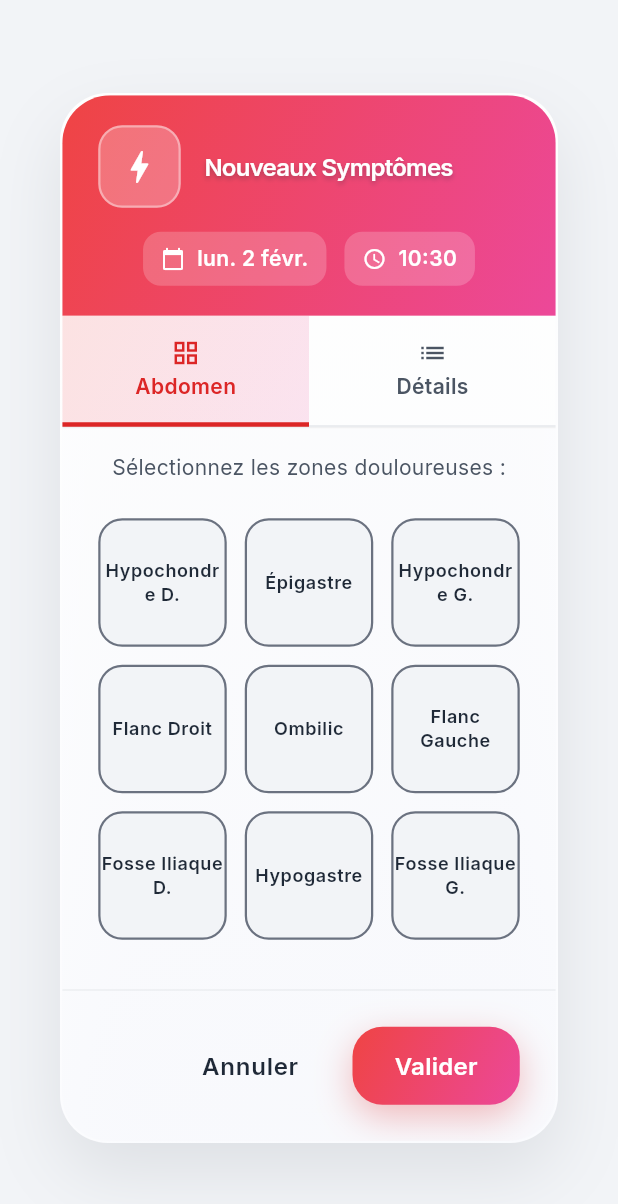
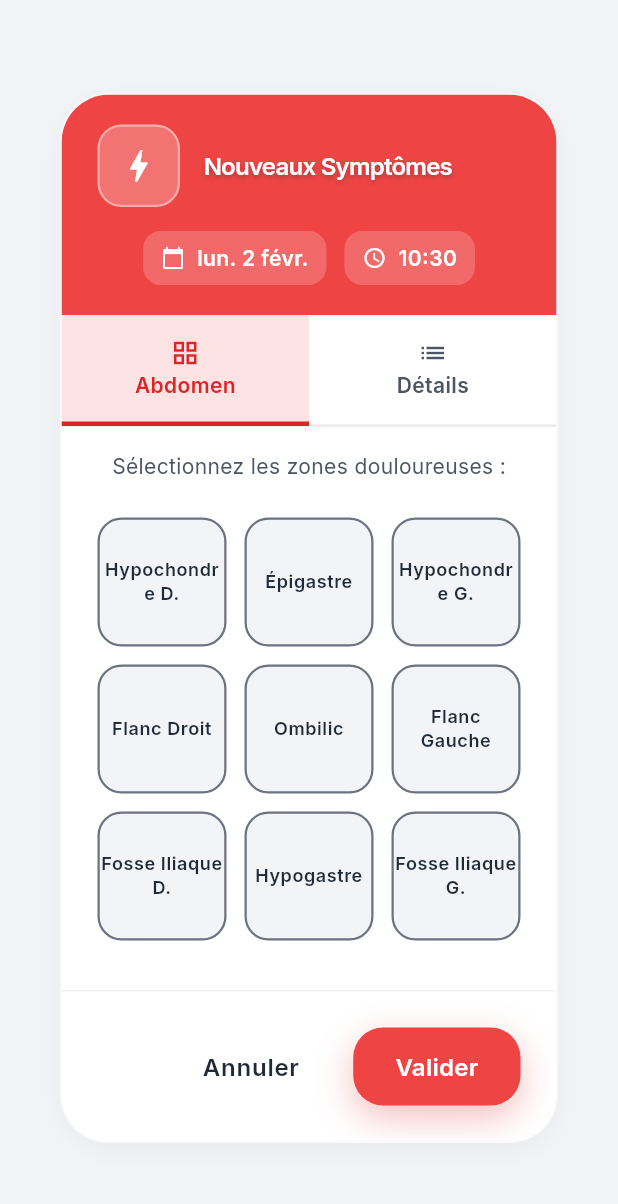
Before and after one commit to UniversalBuilder/crohnicles, a Flutter app: the SymptomEntryDialog widget shown alone on an empty page, opened directly, on a phone screen of 412 x 824 dp. Shown: the top 1204 px of the screen. Run offline on Flutter 3.47's test engine with Material 3 defaults, Android fonts, the phone set to English and light mode, and no system bars; our stand-ins replace dio, fl_chart, google_fonts, image_picker, pdf, printing and 6 more; missing offline and left inert: google_mlkit_barcode_scanning, mobile_scanner, tflite_flutter, workmanager; accounts and stored records are empty; statements that could not run were skipped; project files that could hold a hidden picture were left out.

Commit message:
feat: Refactor dialog styles to use solid colors instead of gradients for improved consistency

```diff
--- a/lib/symptom_dialog.dart
+++ b/lib/symptom_dialog.dart
@@ -152,24 +152,17 @@ class _SymptomEntryDialogState extends State<SymptomEntryDialog>
         constraints: const BoxConstraints(maxWidth: 600, maxHeight: 700),
         child: Container(
           decoration: BoxDecoration(
-            gradient: LinearGradient(
-              begin: Alignment.topLeft,
-              end: Alignment.bottomRight,
-              colors: [
-                colorScheme.surface.withValues(alpha: 0.95),
-                AppColors.surfaceGlass.withValues(alpha: 0.90),
-              ],
-            ),
+            color: colorScheme.surface,
             borderRadius: BorderRadius.circular(32),
             border: Border.all(
-              color: colorScheme.surface.withValues(alpha: 0.3),
-              width: 1.5,
+              color: colorScheme.outlineVariant.withValues(alpha: 0.3),
+              width: 1,
             ),
             boxShadow: [
               BoxShadow(
-                color: colorScheme.onSurface.withValues(alpha: 0.1),
-                blurRadius: 40,
-                offset: const Offset(0, 20),
+                color: Colors.black.withValues(alpha: 0.04),
+                blurRadius: 15,
+                offset: const Offset(0, 5),
               ),
             ],
           ),
@@ -181,7 +174,7 @@ class _SymptomEntryDialogState extends State<SymptomEntryDialog>
                 // Gradient header
                 Container(
                   decoration: BoxDecoration(
-                    gradient: AppGradients.pain(brightness),
+                    color: AppColors.painStart,
                   ),
                   padding: const EdgeInsets.symmetric(
                     horizontal: 24,
@@ -378,7 +371,7 @@ class _SymptomEntryDialogState extends State<SymptomEntryDialog>
                     unselectedLabelColor: colorScheme.onSurfaceVariant,
                     indicatorSize: TabBarIndicatorSize.tab,
                     indicator: BoxDecoration(
-                      gradient: AppGradients.pain(brightness).scale(0.15),
+                      color: AppColors.painStart.withValues(alpha: 0.15),
                       border: Border(
                         bottom: BorderSide(
                           color: colorScheme.error,
@@ -490,7 +483,7 @@ class _SymptomEntryDialogState extends State<SymptomEntryDialog>
                       const SizedBox(width: 12),
                       Container(
                         decoration: BoxDecoration(
-                          gradient: AppGradients.pain(brightness),
+                          color: AppColors.painStart,
                           borderRadius: BorderRadius.circular(20),
                           boxShadow: [
                             BoxShadow(
@@ -631,13 +624,10 @@ class _SymptomEntryDialogState extends State<SymptomEntryDialog>
                 },
                 child: Container(
                   decoration: BoxDecoration(
-                    gradient: isSelected ? AppGradients.pain(brightness) : null,
-                    color: isSelected ? null : colorScheme.surfaceContainerHighest,
+                    color: isSelected ? AppColors.painStart : colorScheme.surfaceContainerHighest,
                     borderRadius: BorderRadius.circular(16),
                     border: Border.all(
-                      color: isSelected
-                          ? Colors.transparent
-                          : colorScheme.outline,
+                      color: isSelected ? Colors.transparent : colorScheme.outline,
                       width: 1.5,
                     ),
                     boxShadow: isSelected
@@ -681,23 +671,25 @@ class _SymptomEntryDialogState extends State<SymptomEntryDialog>
           return Container(
             margin: const EdgeInsets.only(bottom: 12),
             decoration: BoxDecoration(
-              gradient: LinearGradient(
-                colors: [
-                  colorScheme.error.withValues(alpha: 0.1),
-                  colorScheme.error.withValues(alpha: 0.05),
-                ],
+              color: Theme.of(context).colorScheme.surface,
+              borderRadius: BorderRadius.circular(24),
+              border: Border.all(
+                color: colorScheme.outlineVariant.withValues(alpha: 0.3),
+                width: 1,
               ),
-              borderRadius: BorderRadius.circular(16),
-              border: Border.all(
-                color: colorScheme.error.withValues(alpha: 0.2),
-                width: 1.5,
-              ),
+              boxShadow: [
+                BoxShadow(
+                  color: Colors.black.withValues(alpha: 0.04),
+                  blurRadius: 15,
+                  offset: const Offset(0, 5),
+                ),
+              ],
             ),
             child: ListTile(
               leading: Container(
                 padding: const EdgeInsets.all(8),
                 decoration: BoxDecoration(
-                  gradient: AppGradients.pain(brightness).scale(0.4),
+                  color: AppColors.painStart.withValues(alpha: 0.4),
                   borderRadius: BorderRadius.circular(12),
                 ),
                 child: _getIconForCategory(key),
@@ -796,7 +788,7 @@ class _SymptomEntryDialogState extends State<SymptomEntryDialog>
       children: [
         Container(
           decoration: BoxDecoration(
-            gradient: AppGradients.pain(brightness).scale(0.2),
+            color: AppColors.painStart.withValues(alpha: 0.2),
           ),
           child: ListTile(
             leading: Container(
@@ -838,10 +830,9 @@ class _SymptomEntryDialogState extends State<SymptomEntryDialog>
               return Container(
                 margin: const EdgeInsets.only(bottom: 8),
                 decoration: BoxDecoration(
-                  gradient: isSelected
-                      ? AppGradients.pain(brightness).scale(0.3)
-                      : null,
-                  color: isSelected ? null : colorScheme.surface,
+                  color: isSelected
+                      ? AppColors.painStart.withValues(alpha: 0.3)
+                      : colorScheme.surface,
                   borderRadius: BorderRadius.circular(12),
                   border: Border.all(
                     color: isSelected
```
Also changed, not shown: lib/stool_entry_dialog.dart (+11 -29 lines).
